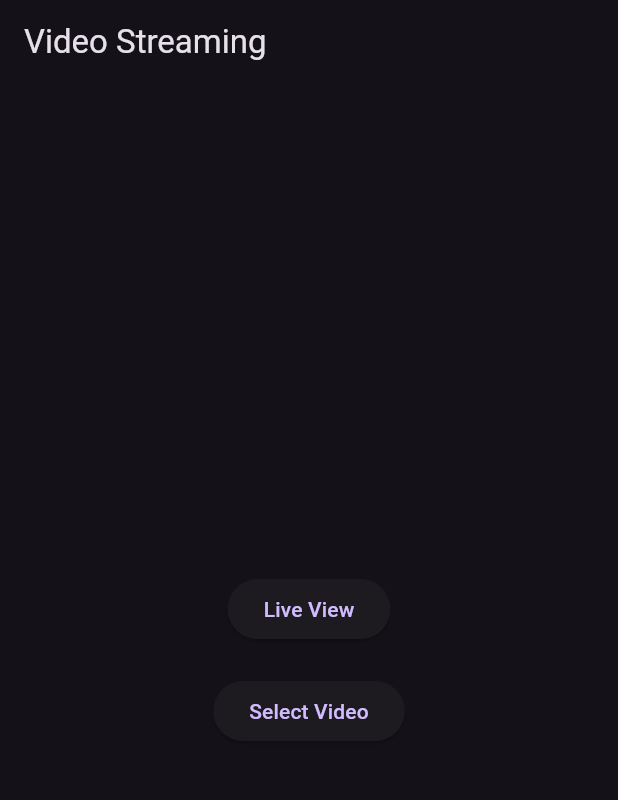
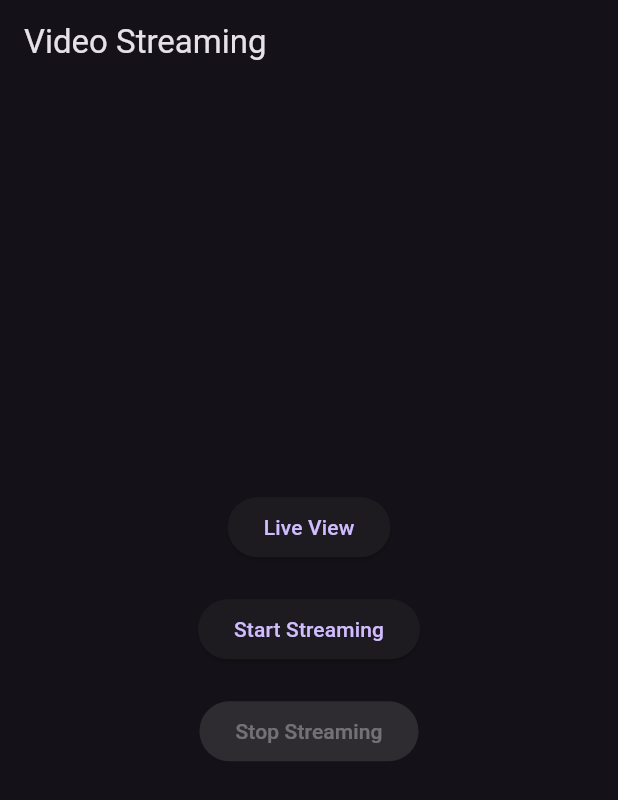
Before and after one commit to thangngo0812/Flutter_view_camera_app, a Flutter app: the screen it shows after launch, on a phone screen of 412 x 824 dp. Shown: the top 800 px of the screen. Run offline on Flutter 3.47's test engine with Material 3 defaults, Android fonts, the phone set to English and light mode, and no system bars; our stand-ins replace camera, permission_handler; missing offline and left inert: flutter_ffmpeg.

Commit message:
Update 1/7

```diff
--- a/view_camera_app/lib/camera_screen.dart
+++ b/view_camera_app/lib/camera_screen.dart
@@ -2,11 +2,9 @@ import 'dart:io';
 
 import 'package:camera/camera.dart';
 import 'package:flutter/material.dart';
-import 'package:path/path.dart' show basename;
-import 'package:path_provider/path_provider.dart';
 import 'package:flutter_ffmpeg/flutter_ffmpeg.dart';
-import 'package:image_picker/image_picker.dart';
 import 'package:permission_handler/permission_handler.dart';
+import 'package:view_camera_app/live_view_screen.dart';
 
 class CameraScreen extends StatefulWidget {
   final List<CameraDescription> cameras;
@@ -18,9 +16,9 @@ class CameraScreen extends StatefulWidget {
 }
 
 class _CameraScreenState extends State<CameraScreen> {
-  File? _selectedVideo;
   bool _isStreaming = false;
   final FlutterFFmpeg _flutterFFmpeg = FlutterFFmpeg();
+  String _statusMessage = '';
 
   @override
   void initState() {
@@ -43,76 +41,52 @@ class _CameraScreenState extends State<CameraScreen> {
   }
 
   Future<void> _startStreaming() async {
-    if (_selectedVideo == null) {
-      print('No video selected.');
-      return;
-    }
+    String outputStreamUrl = 'rtsp://172.17.1.63:8554/android_test';
+    //String outputStreamUrl = 'rtsp://10.225.1.113:8554/test';
+    String command = '-f lavfi -i anullsrc=r=44100:cl=stereo -f android_camera -input_queue_size 50 -thread_queue_size 50 -video_size 320x240 -i 0:0 -f rtsp -rtsp_transport tcp $outputStreamUrl';
 
-    String outputStreamUrl = 'rtsp://10.225.1.113:8554/mypath';
-    //String outputStreamUrl = 'rtsp://172.17.1.63:8554/test_stream'
-    String command = '-re -stream_loop -1 -i ${_selectedVideo!.path} -c copy -f rtsp -rtsp_transport tcp  $outputStreamUrl';
-
-
+    setState(() {
+      _statusMessage = 'Starting stream process...';
+      _isStreaming = true;
+    });
 
     print("Executing FFmpeg command: $command");
     _flutterFFmpeg.execute(command).then((result) {
       if (result == 0) {
         print("FFmpeg process completed successfully.");
+
       } else {
         print("FFmpeg process failed with result: $result");
         setState(() {
+          _statusMessage = "Streaming fail";
           _isStreaming = false;
     });
       }
+
     }).catchError((error) {
-      print("FFmpeg process encountered an error: $error");
+      setState(() {
+        _statusMessage = "FFmpeg process encountered an error: $error";
+        _isStreaming = false;
       });
-
-    setState(() {
-      _isStreaming = true;
     });
   }
 
   Future<void> _stopStreaming() async {
     _flutterFFmpeg.cancel();
     setState(() {
+      _statusMessage = "Stop streaming";
       _isStreaming = false;
     });
   }
 
-  Future<void> _selectVideo() async {
-    if (_isStreaming) {
-      print('Cannot select new video while streaming.');
-      return;
+  void _goToLiveView() {
+    Navigator.push(
+      context,
+      MaterialPageRoute(
+        builder: (context) => LiveViewScreen(cameras: widget.cameras),
+      ),
+    );
   }
-
-    final picker = ImagePicker();
-    final pickedFile = await picker.pickVideo(source: ImageSource.gallery);
-    if (pickedFile != null) {
-      setState(() {
-        _selectedVideo = File(pickedFile.path);
-      });
-      print('Selected video: ${basename(_selectedVideo!.path)}');
-    } else {
-      print('No video selected.');
-    }
-  }
-
-  void _goToLiveView() {
-
-  }
-
-  void _clearSelectedVideo() {
-    if (_isStreaming) {
-      print('Cannot clear selected video while streaming.');
-      return;
-    }
-
-    setState(() {
-      _selectedVideo = null;
-    });
-  }
-
   @override
   Widget build(BuildContext context) {
     return Scaffold(
@@ -126,15 +100,8 @@ class _CameraScreenState extends State<CameraScreen> {
               child: Text('Live View'),
             ),
             SizedBox(height: 20),
-            _selectedVideo == null
-                ? ElevatedButton(
-                    onPressed: _selectVideo,
-                    child: Text('Select Video'),
-                  )
-                : Column(
+            Column(
               children: [
-                      Text('Selected Video: ${basename(_selectedVideo!.path)}'),
-                      SizedBox(height: 20),
                 ElevatedButton(
                   onPressed: _isStreaming ? null : _startStreaming,
                   child: Text('Start Streaming'),
@@ -144,13 +111,10 @@ class _CameraScreenState extends State<CameraScreen> {
                   onPressed: _isStreaming ? _stopStreaming : null,
                   child: Text('Stop Streaming'),
                 ),
-                      SizedBox(height: 20),
-                      ElevatedButton(
-                        onPressed: _clearSelectedVideo,
-                        child: Text('Clear Selected Video'),
-                      ),
               ],
             ),
+            SizedBox(height: 20),
+            Text(_statusMessage),
           ],
         ),
       ),
```
Lines whose indentation alone changed are shown as unchanged.
